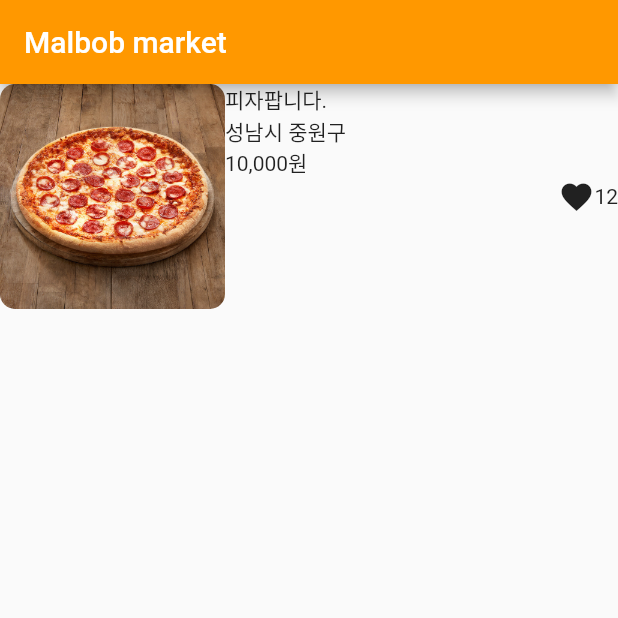
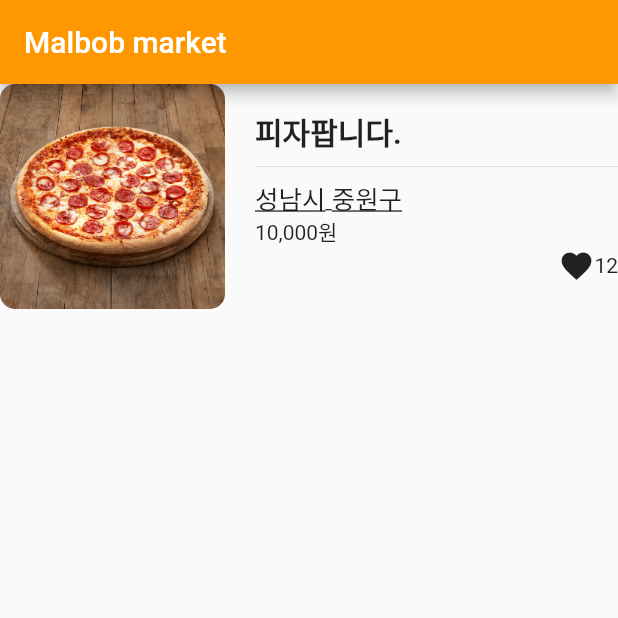
Before and after one commit to ohjingyu/flutter_application_carrot_afterSchool, a Flutter app: the screen it shows after launch, on a phone screen of 412 x 824 dp, the top half of it. Run offline on Flutter 3.47's test engine with Material 2 defaults, Android fonts, the light colour scheme and no system bars.

Commit message:
carrotMain

```diff
--- a/lib/main.dart
+++ b/lib/main.dart
@@ -27,15 +27,27 @@ class MyApp extends StatelessWidget {
                 image:
                     const DecorationImage(image: AssetImage('images/피자.jpg'))),
           ),
+          const SizedBox(
+            width: 20,
+          ),
           Flexible(
             flex: 1,
             child: SizedBox(
+              height: 150,
               width: double.infinity,
               child: Column(
+                mainAxisAlignment: MainAxisAlignment.center,
                 crossAxisAlignment: CrossAxisAlignment.start,
                 children: [
-                  const Text('피자팝니다.'),
-                  const Text('성남시 중원구'),
+                  const Text('피자팝니다.',
+                      style:
+                          TextStyle(fontSize: 20, fontWeight: FontWeight.bold)),
+                  const Divider(),
+                  const Text(
+                    '성남시 중원구',
+                    style: TextStyle(
+                        fontSize: 17, decoration: TextDecoration.underline),
+                  ),
                   const Text('10,000원'),
                   Row(
                     mainAxisAlignment: MainAxisAlignment.end,
```
